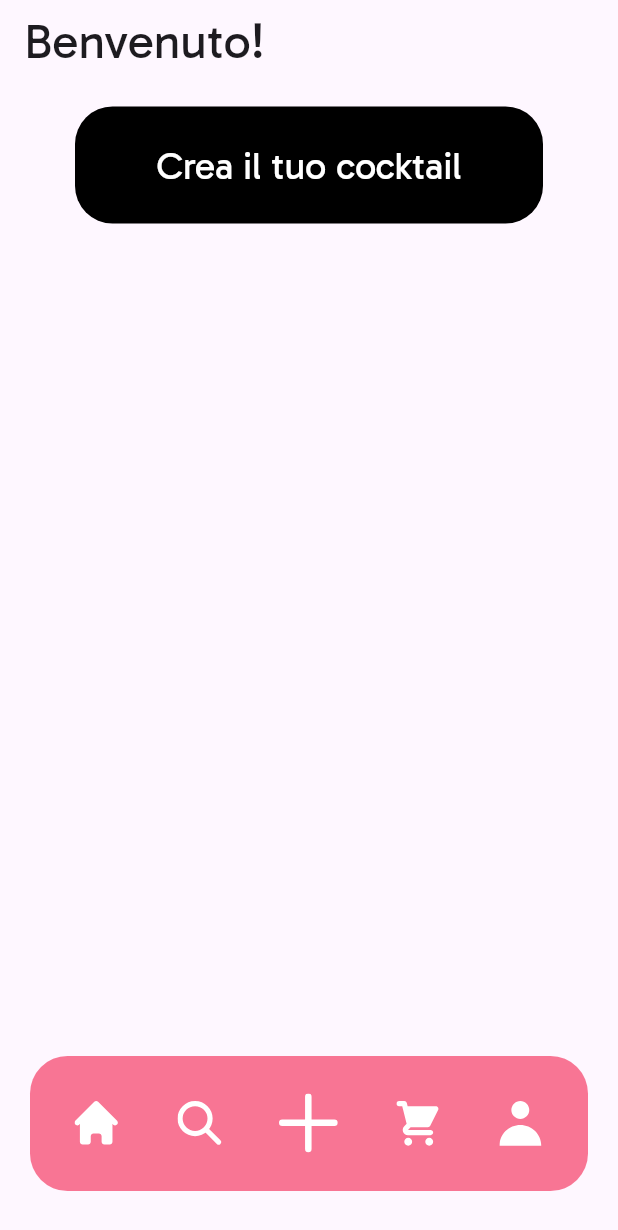
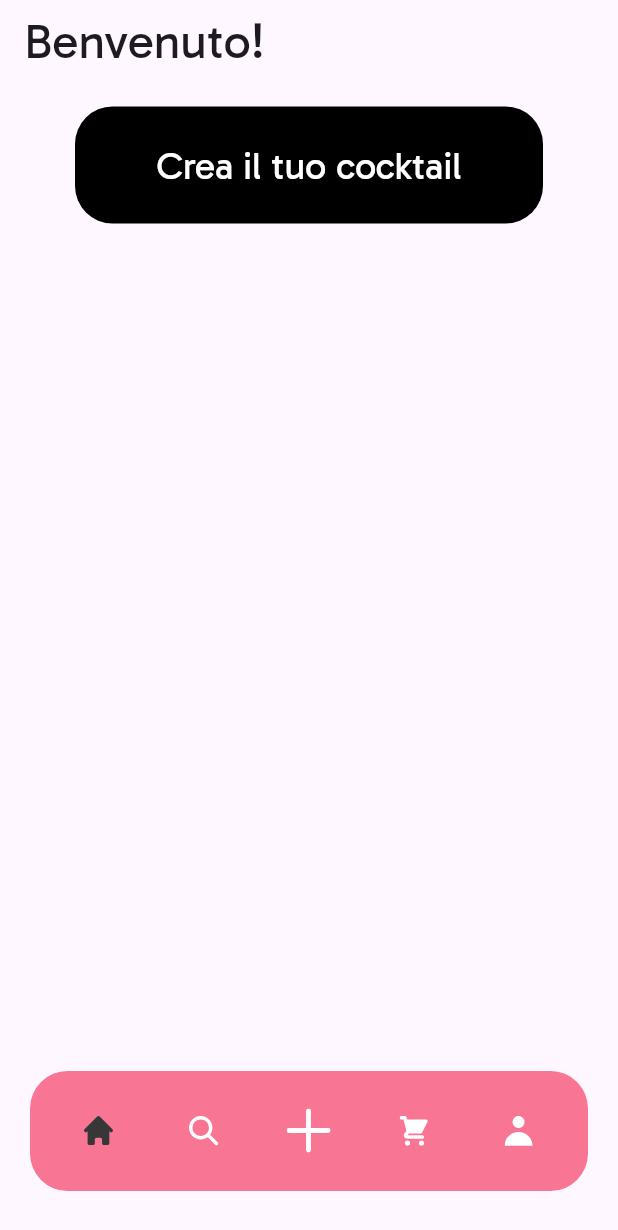
Before and after one commit to headintheclouds02/Cocktail, a Flutter app: the screen it shows after launch, on a phone screen of 412 x 824 dp. Shown: the top 1230 px of the screen. Run offline on Flutter 3.47's test engine with Material 3 defaults, Android fonts, the phone set to English and light mode, and no system bars; our stand-ins replace flutter_svg.

Commit message:
finita tapbar

```diff
--- a/lib/components/custom_tapbar.dart
+++ b/lib/components/custom_tapbar.dart
@@ -2,20 +2,27 @@ import 'package:flutter/material.dart';
 import '../theme/app_colors.dart';
 import 'package:flutter_svg/flutter_svg.dart';
 
+class CustomTapbar extends StatefulWidget {
+  const CustomTapbar({super.key, this.currentIndex = 0, this.onTap});
 
-class CustomTapbar extends StatefulWidget {
-  const CustomTapbar({super.key});
+  final int currentIndex;
+  final Function(int)? onTap;
 
   @override
   State<CustomTapbar> createState() => _CustomTapbarState();
 }
 
 class _CustomTapbarState extends State<CustomTapbar> {
+
   @override
   Widget build(BuildContext context) {
+
+    Color iconFocusedColor = AppColors.iconFocused;
+    Color iconUnfocusedColor = AppColors.iconUnfocused;
+
     return SafeArea(
       child: Container(
-        height: 90,
+        height: 80,
         margin: EdgeInsets.symmetric(horizontal: 20, vertical: 30),
         decoration: BoxDecoration(
           color: AppColors.tapBarBackground,
@@ -27,53 +34,58 @@ class _CustomTapbarState extends State<CustomTapbar> {
             IconButton(
               icon: SvgPicture.asset(
                 'assets/img/icone/home.svg',
-                width: 30,
-                height: 30,
+                width: 20,
+                height: 20,
+                color: widget.currentIndex == 0 ? iconFocusedColor : iconUnfocusedColor,
               ),
               onPressed: () {
-                print('Icona SVG cliccata!');
+                widget.onTap?.call(0);
               },
             ),
             IconButton(
               icon: SvgPicture.asset(
                 'assets/img/icone/search.svg',
-                width: 30,
-                height: 30,
+                width: 20,
+                height: 20,
+                color: widget.currentIndex == 1 ? iconFocusedColor : iconUnfocusedColor,
               ),
               onPressed: () {
-                print('Icona SVG cliccata!');
+                widget.onTap?.call(1);
               },
             ),
             IconButton(
               icon: SvgPicture.asset(
                 'assets/img/icone/add1.svg',
-                width: 40,
-                height: 40,
+                width: 30,
+                height: 30,
+                color: widget.currentIndex == 2 ? iconFocusedColor : iconUnfocusedColor,
               ),
               onPressed: () {
-                print('Icona SVG cliccata!');
+                widget.onTap?.call(2);
               },
             ),
             IconButton(
               icon: SvgPicture.asset(
                 'assets/img/icone/cart1.svg',
-                width: 30,
-                height: 30,
+                width: 20,
+                height: 20,
+                color: widget.currentIndex == 3 ? iconFocusedColor : iconUnfocusedColor,
               ),
               onPressed: () {
-                print('Icona SVG cliccata!');
+                widget.onTap?.call(3);
               },
             ),
             IconButton(
               icon: SvgPicture.asset(
                 'assets/img/icone/profile.svg',
-                width: 30,
-                height: 30,
+                width: 20,
+                height: 20,
+                color: widget.currentIndex == 4 ? iconFocusedColor : iconUnfocusedColor,
               ),
               onPressed: () {
-                print('Icona SVG cliccata!');
+                widget.onTap?.call(4);
               },
-            )
+            ),
           ],
         ),
       ),
--- a/lib/main.dart
+++ b/lib/main.dart
@@ -1,5 +1,5 @@
 import 'package:flutter/material.dart';
-import 'package:flutter_cocktail/screens/home_screen.dart';
+import 'package:flutter_cocktail/screens/main_page.dart';
 
 void main() {
   runApp(const MyApp());
@@ -8,12 +8,11 @@ void main() {
 class MyApp extends StatelessWidget {
   const MyApp({super.key});
 
-  // This widget is the root of your application.
   @override
   Widget build(BuildContext context) {
     return MaterialApp(
       title: 'Flutter Demo',
-      home: HomeScreen(),
+      home: MainPage(),
     );
   }
 }
--- a/lib/screens/home_screen.dart
+++ b/lib/screens/home_screen.dart
@@ -10,6 +10,7 @@ class HomeScreen extends StatefulWidget {
 }
 
 class _State extends State<HomeScreen> {
+  int _currentIndex = 0;
   @override
   Widget build(BuildContext context) {
     return Scaffold(
@@ -17,13 +18,14 @@ class _State extends State<HomeScreen> {
         title: Text('Benvenuto!', style: TextStyle(fontFamily: 'Gabarito', fontSize: 32)),
         centerTitle: false,
       ),
-      body: ListView(
+      body:
+
+      ListView(
         padding: EdgeInsets.symmetric(horizontal: 50, vertical: 15),
         children: [
           CustomButton(text: 'Crea il tuo cocktail', onPressed: () {}),
         ],
       ),
-      bottomNavigationBar: CustomTapbar(),
     );
   }
 }
--- /dev/null
+++ b/lib/screens/main_page.dart
@@ -0,0 +1,44 @@
+import 'package:flutter/material.dart';
+import 'package:flutter_cocktail/screens/home_screen.dart';
+import 'package:flutter_cocktail/screens/explore_screen.dart';
+import 'package:flutter_cocktail/screens/add_screen.dart';
+import 'package:flutter_cocktail/screens/cart_screen.dart';
+import 'package:flutter_cocktail/screens/profile_screen.dart';
+import '../components/custom_tapbar.dart';
+
+class MainPage extends StatefulWidget {
+  const MainPage({Key? key}) : super(key: key);
+
+  @override
+  State<MainPage> createState() => _MainPageState();
+}
+
+class _MainPageState extends State<MainPage> {
+  int _currentIndex = 0;
+
+  Widget _getPage(int index) {
+    switch (index) {
+      case 0: return HomeScreen();
+      case 1: return ExploreScreen();
+      case 2: return AddScreen();
+      case 3: return CartScreen();
+      case 4: return ProfileScreen();
+      default: return HomeScreen();
+    }
+  }
+
+  @override
+  Widget build(BuildContext context) {
+    return Scaffold(
+      body: _getPage(_currentIndex),
+      bottomNavigationBar: CustomTapbar(
+        currentIndex: _currentIndex,
+        onTap: (index) {
+          setState(() {
+            _currentIndex = index;
+          });
+        },
+      ),
+    );
+  }
+}
```
Also changed, not shown: lib/screens/add_screen.dart (added, +15 -0 lines), lib/screens/cart_screen.dart (added, +15 -0 lines), lib/screens/explore_screen.dart (added, +15 -0 lines), lib/screens/profile_screen.dart (added, +15 -0 lines).
